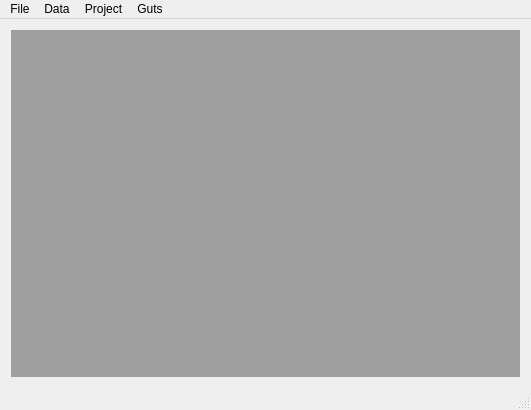
First picture: the form in mainwindow.ui, repository adamb924/Gloss, before the edit.
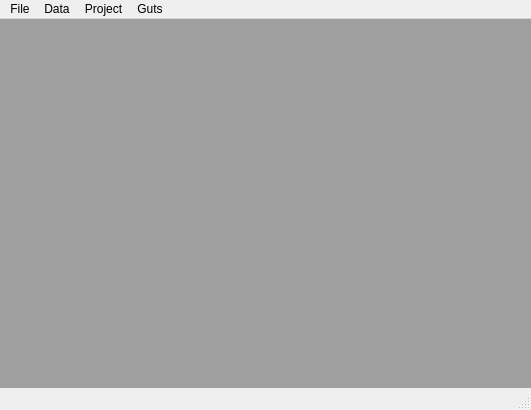
Second picture: the form after the edit.

Commit message: Removed the extra margin.

```diff
--- a/mainwindow.ui
+++ b/mainwindow.ui
@@ -14,7 +14,10 @@
    <string>MainWindow</string>
   </property>
   <widget class="QWidget" name="centralWidget">
-   <layout class="QHBoxLayout" name="horizontalLayout">
+   <layout class="QVBoxLayout" name="verticalLayout">
+    <property name="margin">
+     <number>0</number>
+    </property>
     <item>
      <widget class="QMdiArea" name="mdiArea"/>
     </item>
```
